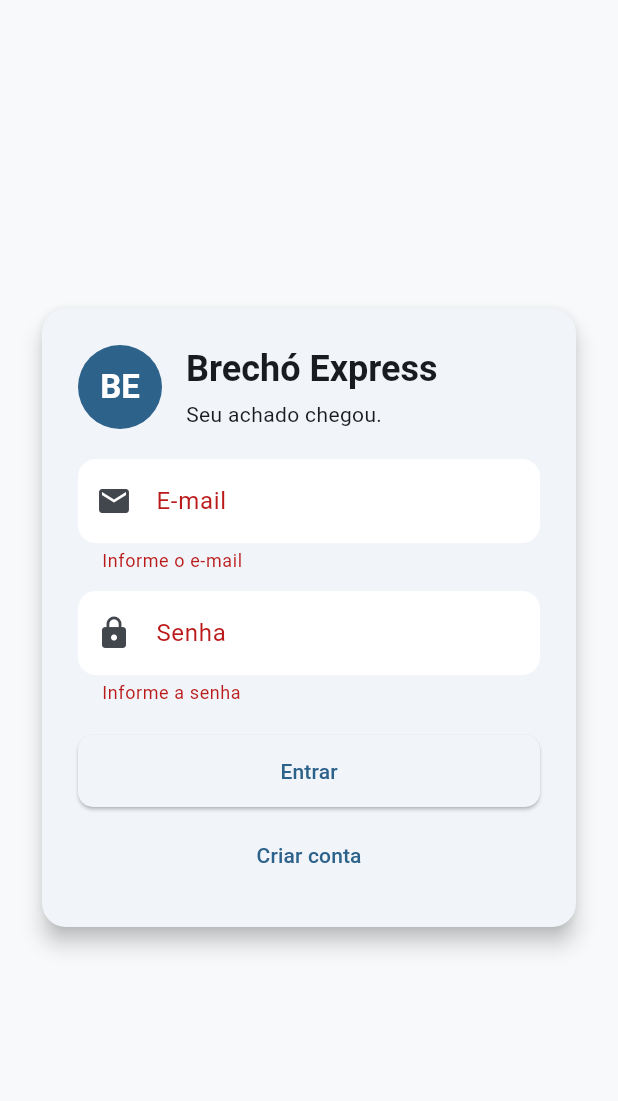
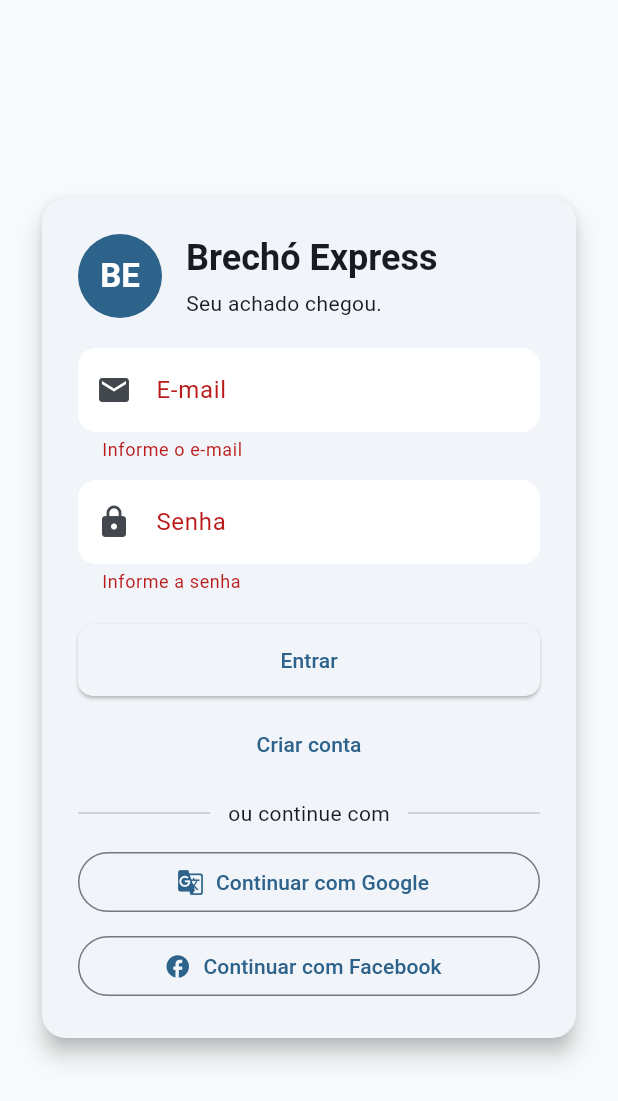
Before and after one commit to rodrigo13031303/brecho-express, a Flutter app: the screen it shows after launch, after a tap on "Entrar", on a phone screen of 412 x 824 dp. Shown: the top 1101 px of the screen. Run offline on Flutter 3.47's test engine with Material 3 defaults, Android fonts, the phone set to English and light mode, and no system bars; our stand-ins replace dio, flutter_riverpod, go_router.

Commit message:
feat(auth): adiciona login social visual

```diff
--- a/lib/features/auth/presentation/pages/login_page.dart
+++ b/lib/features/auth/presentation/pages/login_page.dart
@@ -94,8 +94,9 @@
                                 prefixIcon: Icon(Icons.email),
                               ),
                               validator: (v) {
-                                if (v == null || v.isEmpty)
+                                if (v == null || v.isEmpty) {
                                   return 'Informe o e-mail';
+                                }
                                 if (!RegExp(
                                   r"^[\w-.]+@[\w-]+\.[a-z]{2,}$",
                                   caseSensitive: false,
@@ -114,9 +115,12 @@
                               ),
                               obscureText: true,
                               validator: (v) {
-                                if (v == null || v.isEmpty)
+                                if (v == null || v.isEmpty) {
                                   return 'Informe a senha';
-                                if (v.length < 6) return 'Senha muito curta';
+                                }
+                                if (v.length < 6) {
+                                  return 'Senha muito curta';
+                                }
                                 return null;
                               },
                             ),
@@ -152,6 +156,75 @@
                                 child: const Text('Criar conta'),
                               ),
                             ),
+                            const SizedBox(height: 12),
+                            // separador
+                            Row(
+                              children: const [
+                                Expanded(child: Divider()),
+                                SizedBox(width: 12),
+                                Text('ou continue com'),
+                                SizedBox(width: 12),
+                                Expanded(child: Divider()),
+                              ],
+                            ),
+                            const SizedBox(height: 12),
+                            // botões sociais
+                            LayoutBuilder(
+                              builder: (context, constraints) {
+                                final wide = constraints.maxWidth > 420;
+                                Widget googleButton = OutlinedButton.icon(
+                                  onPressed: () {
+                                    ScaffoldMessenger.of(context).showSnackBar(
+                                      const SnackBar(
+                                        content: Text(
+                                          'Login social será implementado em breve.',
+                                        ),
+                                      ),
+                                    );
+                                  },
+                                  icon: const Icon(Icons.g_translate),
+                                  label: const Text('Continuar com Google'),
+                                );
+
+                                Widget facebookButton = OutlinedButton.icon(
+                                  onPressed: () {
+                                    ScaffoldMessenger.of(context).showSnackBar(
+                                      const SnackBar(
+                                        content: Text(
+                                          'Login social será implementado em breve.',
+                                        ),
+                                      ),
+                                    );
+                                  },
+                                  icon: const Icon(Icons.facebook),
+                                  label: const Text('Continuar com Facebook'),
+                                );
+
+                                if (wide) {
+                                  return Row(
+                                    children: [
+                                      Expanded(child: googleButton),
+                                      const SizedBox(width: 12),
+                                      Expanded(child: facebookButton),
+                                    ],
+                                  );
+                                }
+
+                                return Column(
+                                  children: [
+                                    SizedBox(
+                                      width: double.infinity,
+                                      child: googleButton,
+                                    ),
+                                    const SizedBox(height: 8),
+                                    SizedBox(
+                                      width: double.infinity,
+                                      child: facebookButton,
+                                    ),
+                                  ],
+                                );
+                              },
+                            ),
                           ],
                         ),
                       ),
```
